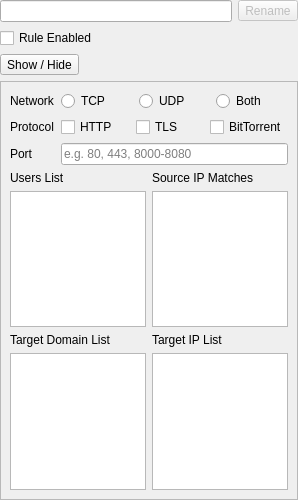
First picture: the form in src/ui/widgets/node/RuleWidget.ui, repository Qv2ray/Qv2ray, before the edit.
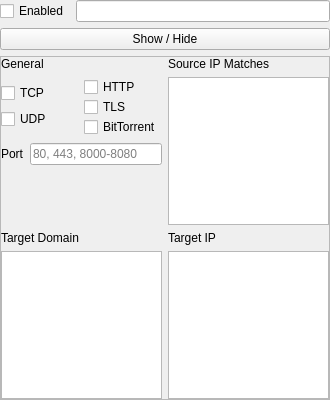
Second picture: the form after the edit.

What changed in the file:
```diff
--- a/src/ui/widgets/node/RuleWidget.ui
+++ b/src/ui/widgets/node/RuleWidget.ui
@@ -6,14 +6,20 @@
    <rect>
     <x>0</x>
     <y>0</y>
-    <width>298</width>
-    <height>500</height>
+    <width>330</width>
+    <height>400</height>
    </rect>
   </property>
+  <property name="minimumSize">
+   <size>
+    <width>330</width>
+    <height>400</height>
+   </size>
+  </property>
   <property name="windowTitle">
    <string>Form</string>
   </property>
-  <layout class="QVBoxLayout" name="verticalLayout_2">
+  <layout class="QVBoxLayout" name="verticalLayout">
    <property name="leftMargin">
     <number>0</number>
    </property>
@@ -29,29 +35,19 @@
    <item>
     <layout class="QHBoxLayout" name="horizontalLayout">
      <item>
-      <widget class="QLineEdit" name="ruleTagLineEdit"/>
-     </item>
-     <item>
-      <widget class="QToolButton" name="ruleRenameBtn">
-       <property name="enabled">
-        <bool>false</bool>
-       </property>
-       <property name="text">
-        <string>Rename</string>
-       </property>
-      </widget>
-     </item>
-    </layout>
-   </item>
-   <item>
     <widget class="QCheckBox" name="ruleEnableCB">
      <property name="text">
-      <string>Rule Enabled</string>
+        <string>Enabled</string>
      </property>
     </widget>
    </item>
    <item>
-    <widget class="QToolButton" name="toolButton">
+      <widget class="QLineEdit" name="ruleTagLineEdit"/>
+     </item>
+    </layout>
+   </item>
+   <item>
+    <widget class="QPushButton" name="pushButton">
      <property name="text">
       <string>Show / Hide</string>
      </property>
@@ -65,65 +61,101 @@
      <property name="frameShadow">
       <enum>QFrame::Raised</enum>
      </property>
-     <layout class="QVBoxLayout" name="verticalLayout">
-      <item>
-       <layout class="QFormLayout" name="formLayout">
+     <layout class="QGridLayout" name="gridLayout_3">
+      <property name="leftMargin">
+       <number>0</number>
+      </property>
+      <property name="topMargin">
+       <number>0</number>
+      </property>
+      <property name="rightMargin">
+       <number>0</number>
+      </property>
+      <property name="bottomMargin">
+       <number>0</number>
+      </property>
         <item row="0" column="0">
-         <widget class="QLabel" name="label_17">
+       <layout class="QGridLayout" name="gridLayout">
+        <item row="2" column="1">
+         <widget class="QLabel" name="label_4">
           <property name="text">
-           <string>Network</string>
+           <string>Target IP</string>
+          </property>
+         </widget>
+        </item>
+        <item row="1" column="1">
+         <widget class="QPlainTextEdit" name="sourceIPList"/>
+        </item>
+        <item row="3" column="0">
+         <widget class="QPlainTextEdit" name="hostList"/>
+        </item>
+        <item row="2" column="0">
+         <widget class="QLabel" name="label_2">
+          <property name="text">
+           <string>Target Domain</string>
           </property>
          </widget>
         </item>
         <item row="0" column="1">
-         <layout class="QHBoxLayout" name="horizontalLayout_4">
+         <widget class="QLabel" name="label_10">
+          <property name="text">
+           <string>Source IP Matches</string>
+          </property>
+         </widget>
+        </item>
+        <item row="0" column="0">
+         <widget class="QLabel" name="label">
+          <property name="text">
+           <string>General</string>
+          </property>
+         </widget>
+        </item>
+        <item row="3" column="1">
+         <widget class="QPlainTextEdit" name="ipList"/>
+        </item>
+        <item row="1" column="0">
+         <layout class="QGridLayout" name="gridLayout_2">
+          <item row="0" column="0">
+           <layout class="QVBoxLayout" name="verticalLayout_3">
+            <property name="spacing">
+             <number>0</number>
+            </property>
           <item>
-           <widget class="QRadioButton" name="netTCPRB">
+             <widget class="QCheckBox" name="netTCPRB">
             <property name="text">
              <string>TCP</string>
             </property>
            </widget>
           </item>
           <item>
-           <widget class="QRadioButton" name="netUDPRB">
+             <widget class="QCheckBox" name="netUDPRB">
             <property name="text">
              <string>UDP</string>
             </property>
            </widget>
           </item>
-          <item>
-           <widget class="QRadioButton" name="netBothRB">
-            <property name="text">
-             <string>Both</string>
-            </property>
-           </widget>
-          </item>
-         </layout>
-        </item>
-        <item row="1" column="0">
-         <widget class="QLabel" name="label_16">
-          <property name="text">
-           <string>Protocol</string>
-          </property>
-         </widget>
-        </item>
-        <item row="1" column="1">
-         <layout class="QGridLayout" name="gridLayout">
-          <item row="0" column="0">
+           </layout>
+          </item>
+          <item row="0" column="1">
+           <layout class="QVBoxLayout" name="verticalLayout_2">
+            <property name="spacing">
+             <number>0</number>
+            </property>
+            <item>
            <widget class="QCheckBox" name="routeProtocolHTTPCB">
             <property name="text">
              <string>HTTP</string>
             </property>
            </widget>
           </item>
-          <item row="0" column="1">
+            <item>
            <widget class="QCheckBox" name="routeProtocolTLSCB">
             <property name="text">
              <string>TLS</string>
             </property>
            </widget>
           </item>
-          <item row="0" column="2">
+            <item>
            <widget class="QCheckBox" name="routeProtocolBTCB">
             <property name="text">
              <string>BitTorrent</string>
@@ -132,63 +164,25 @@
           </item>
          </layout>
         </item>
-        <item row="2" column="0">
+          <item row="1" column="0" colspan="2">
+           <layout class="QFormLayout" name="formLayout">
+            <item row="0" column="0">
          <widget class="QLabel" name="label_14">
           <property name="text">
            <string>Port</string>
           </property>
          </widget>
         </item>
-        <item row="2" column="1">
+            <item row="0" column="1">
          <widget class="QLineEdit" name="routePortTxt">
           <property name="placeholderText">
-           <string>e.g. 80, 443, 8000-8080</string>
+               <string>80, 443, 8000-8080</string>
           </property>
          </widget>
         </item>
        </layout>
       </item>
-      <item>
-       <layout class="QGridLayout" name="gridLayout_2">
-        <item row="0" column="0">
-         <widget class="QLabel" name="label_15">
-          <property name="text">
-           <string>Users List</string>
-          </property>
-         </widget>
-        </item>
-        <item row="0" column="1">
-         <widget class="QLabel" name="label_10">
-          <property name="text">
-           <string>Source IP Matches</string>
-          </property>
-         </widget>
-        </item>
-        <item row="1" column="0">
-         <widget class="QPlainTextEdit" name="routeUserTxt"/>
-        </item>
-        <item row="1" column="1">
-         <widget class="QPlainTextEdit" name="sourceIPList"/>
-        </item>
-        <item row="2" column="0">
-         <widget class="QLabel" name="label_2">
-          <property name="text">
-           <string>Target Domain List</string>
-          </property>
-         </widget>
-        </item>
-        <item row="2" column="1">
-         <widget class="QLabel" name="label_4">
-          <property name="text">
-           <string>Target IP List</string>
-          </property>
-         </widget>
-        </item>
-        <item row="3" column="0">
-         <widget class="QPlainTextEdit" name="hostList"/>
-        </item>
-        <item row="3" column="1">
-         <widget class="QPlainTextEdit" name="ipList"/>
+         </layout>
         </item>
        </layout>
       </item>
```
Lines whose indentation alone changed are shown as unchanged.
